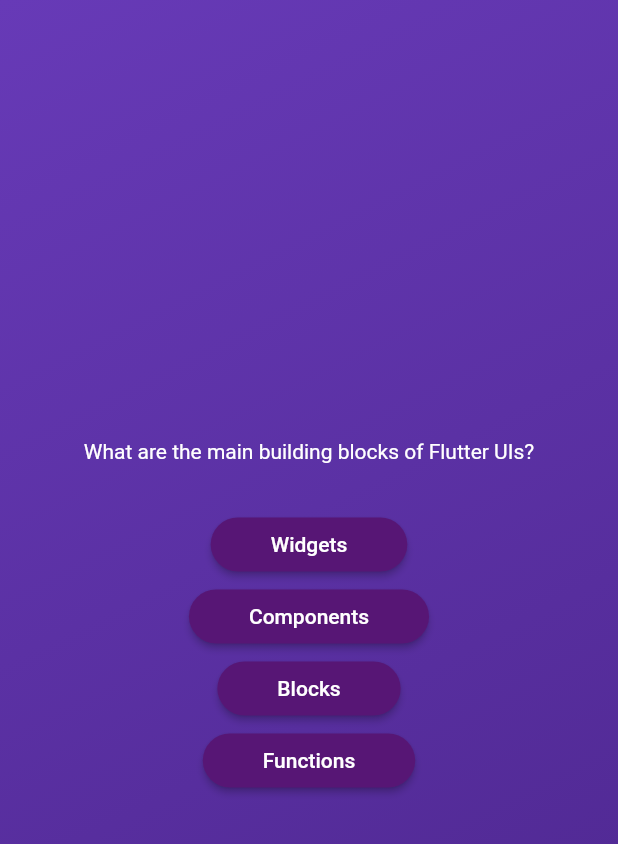
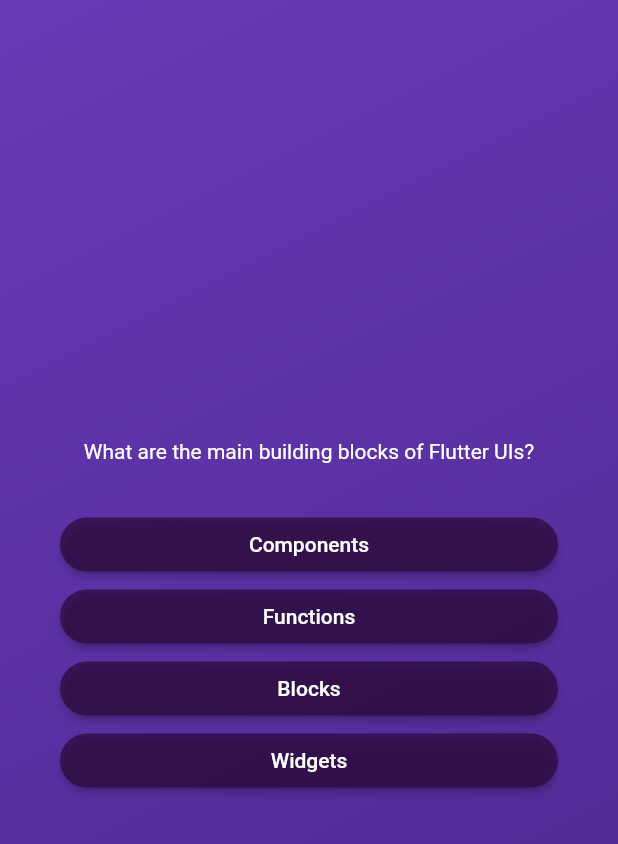
Before and after one commit to wtwente20/Flutter-Quiz-App, a Flutter app: the screen it shows after launch, after a tap on "Start Quiz", on a phone screen of 412 x 824 dp. Shown: the top 844 px of the screen. Run offline on Flutter 3.47's test engine with Material 2 defaults, Android fonts, the phone set to English and light mode, and no system bars.

Commit message:
added shuffling of answers and ability to move on to next question

```diff
--- a/lib/answer_button.dart
+++ b/lib/answer_button.dart
@@ -19,13 +19,16 @@ class AnswerButton extends StatelessWidget {
           horizontal: 40,
           vertical: 10,
         ),
-        backgroundColor: const Color.fromARGB(255, 87, 22, 117),
+        backgroundColor: Color.fromARGB(193, 47, 11, 63),
         foregroundColor: Colors.white,
         shape: RoundedRectangleBorder(
           borderRadius: BorderRadius.circular(40),
         ),
       ),
-      child: Text(answerText),
+      child: Text(
+        answerText,
+        textAlign: TextAlign.center,
+      ),
     );
   }
 }
--- a/lib/models/quiz_question.dart
+++ b/lib/models/quiz_question.dart
@@ -3,4 +3,10 @@ class QuizQuestion {
 
   final String text;
   final List<String> answers;
+
+  List<String> getShuffledAnswers() {
+    final shuffledList = List.of(answers);
+    shuffledList.shuffle();
+    return shuffledList;
+  }
 }
--- a/lib/questions_screen.dart
+++ b/lib/questions_screen.dart
@@ -12,24 +12,37 @@ class QuestionsScreen extends StatefulWidget {
 }
 
 class _QuestionsScreenState extends State<QuestionsScreen> {
+  var currentQuestionIndex = 0;
+
+  void answerQuestion () {
+    setState(() {
+      currentQuestionIndex++;
+    });
+  }
+
   @override
   Widget build(context) {
-    final currentQuestion = questions[0];
+    final currentQuestion = questions[currentQuestionIndex];
 
     return SizedBox(
       width: double.infinity,
+      child: Container(
+        margin: const EdgeInsets.all(40),
         child: Column(
           mainAxisAlignment: MainAxisAlignment.center,
+          crossAxisAlignment: CrossAxisAlignment.stretch,
           children: [
             Text(
               currentQuestion.text,
               style: const TextStyle(color: Colors.white),
+              textAlign: TextAlign.center,
             ),
             const SizedBox(height: 30),
-          ...currentQuestion.answers.map((item) {
-            return AnswerButton(answerText: item, onTap: () {});
+            ...currentQuestion.getShuffledAnswers().map((item) {
+              return AnswerButton(answerText: item, onTap: answerQuestion);
             }),
           ],
+        ),
       ),
     );
   }
```
Lines whose indentation alone changed are shown as unchanged.
